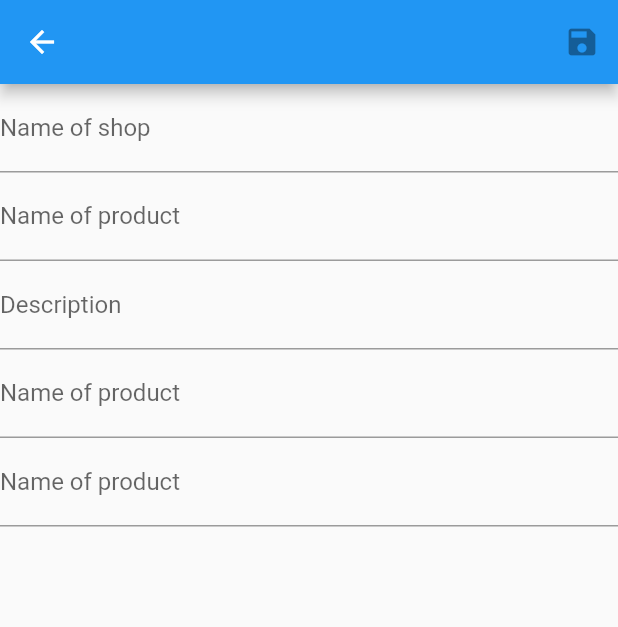
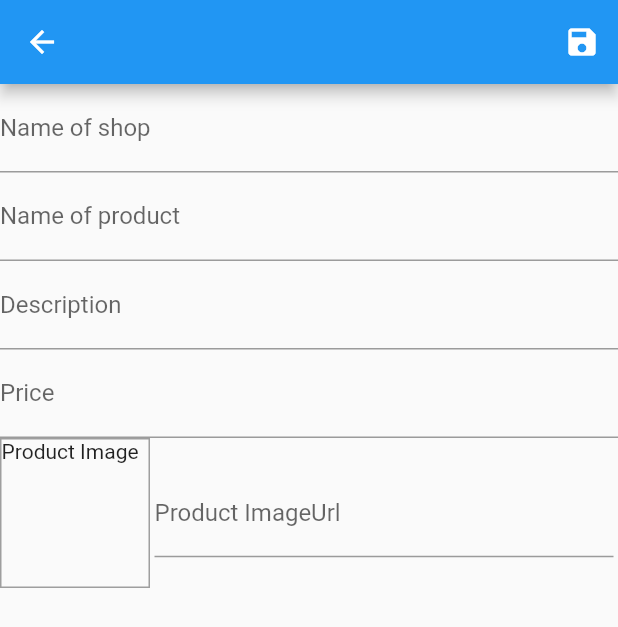
Before and after one commit to jhaym3s/fluterwave_challenge, a Flutter app: the AddAndEditScreen screen opened by its route, on a phone screen of 412 x 824 dp. Shown: the top 627 px of the screen. Run offline on Flutter 3.47's test engine with Material 2 defaults, Android fonts, the phone set to English and light mode, and no system bars; network calls fail.

Commit message:
image doesn't show in box for review

```diff
--- a/lib/screens/add_and_edit_screen.dart
+++ b/lib/screens/add_and_edit_screen.dart
@@ -7,18 +7,45 @@ class AddAndEditScreen extends StatefulWidget {
 }
 
 class _AddAndEditScreenState extends State<AddAndEditScreen> {
+  @override
+  void initState() {
+_imageUrlFocusNode.addListener(updateImageUrl);
+    super.initState();
+  }
+
   final _form = GlobalKey<FormState>();
   final titleFocusNode = FocusNode();
   final descriptionFocusNode = FocusNode();
   final shopNameFocusNode = FocusNode();
+  final priceFocusNode = FocusNode();
   final _imageUrlFocusNode = FocusNode();
   final _imageUrlController = TextEditingController();
+
+  @override
+  void dispose() {
+    _imageUrlFocusNode.removeListener(updateImageUrl);
+    titleFocusNode.dispose();
+    descriptionFocusNode.dispose();
+    shopNameFocusNode.dispose();
+    priceFocusNode.dispose();
+    _imageUrlController.dispose();
+    _imageUrlFocusNode.dispose();
+    super.dispose();
+  }
+  void updateImageUrl(){
+    if(!_imageUrlFocusNode.hasFocus){
+      setState(() {});
+    }
+  }
+  void saveForm (){
+    _form.currentState.save();
+  }
   @override
   Widget build(BuildContext context) {
     return Scaffold(
       appBar: AppBar(
         actions: [
-          IconButton(icon: Icon(Icons.save), onPressed: null)
+          IconButton(icon: Icon(Icons.save), onPressed: saveForm)
         ],
       ),
       body: Form(
@@ -27,11 +54,7 @@ class _AddAndEditScreenState extends State<AddAndEditScreen> {
         children: [
      TextFormField(
 focusNode: shopNameFocusNode,
-       textInputAction: TextInputAction.next,
        readOnly: true,
-       onFieldSubmitted: (_){
-  FocusScope.of(context).requestFocus(titleFocusNode);
-       },
        decoration: InputDecoration(
          labelText: "Name of shop"
        ),
@@ -39,42 +62,66 @@ focusNode: shopNameFocusNode,
       TextFormField(
         focusNode: titleFocusNode,
        textInputAction: TextInputAction.next,
+
         onFieldSubmitted: (_){
-          FocusScope.of(context).requestFocus(titleFocusNode);
+          FocusScope.of(context).requestFocus(descriptionFocusNode);
         },
        decoration: InputDecoration(
          labelText: "Name of product",
        ),
      ),
        TextFormField(
-        focusNode: titleFocusNode,
+        focusNode: descriptionFocusNode,
        textInputAction: TextInputAction.next,
         onFieldSubmitted: (_){
-          FocusScope.of(context).requestFocus(titleFocusNode);
+          FocusScope.of(context).requestFocus(priceFocusNode);
         },
        decoration: InputDecoration(
          labelText: "Description",
        ),
      ),
      TextFormField(
-        focusNode: titleFocusNode,
+        focusNode: priceFocusNode,
        textInputAction: TextInputAction.next,
         onFieldSubmitted: (_){
-          FocusScope.of(context).requestFocus(titleFocusNode);
+          FocusScope.of(context).requestFocus(_imageUrlFocusNode);
         },
+       keyboardType: TextInputType.number,
        decoration: InputDecoration(
-         labelText: "Name of product",
+         labelText: "Price",
        ),
      ),
-     TextFormField(
-        focusNode: titleFocusNode,
-       textInputAction: TextInputAction.next,
-        onFieldSubmitted: (_){
-          FocusScope.of(context).requestFocus(titleFocusNode);
-        },
-       decoration: InputDecoration(
-         labelText: "Name of product",
-       ),
+     Row(
+       children: [
+         Container(
+           decoration: BoxDecoration(
+             border: Border.all(
+               color: Colors.grey,width: 1.0
+             )
+           ),
+           height: 100,
+           width: 100,
+           child: _imageUrlController.text.isEmpty?Text("Product Image")
+               : Image.network(_imageUrlController.text,fit: BoxFit.cover,),
+         ),
+         Expanded(
+           child: Padding(
+             padding: const EdgeInsets.all(3.0),
+             child: TextFormField(
+               keyboardType: TextInputType.url,
+                focusNode: _imageUrlFocusNode,
+               controller: _imageUrlController,
+               textInputAction: TextInputAction.next,
+                onFieldSubmitted: (_){
+                 saveForm();
+                },
+               decoration: InputDecoration(
+                 labelText: "Product ImageUrl",
+               ),
+             ),
+           ),
+         ),
+       ],
      ),
         ],
       )),
```
